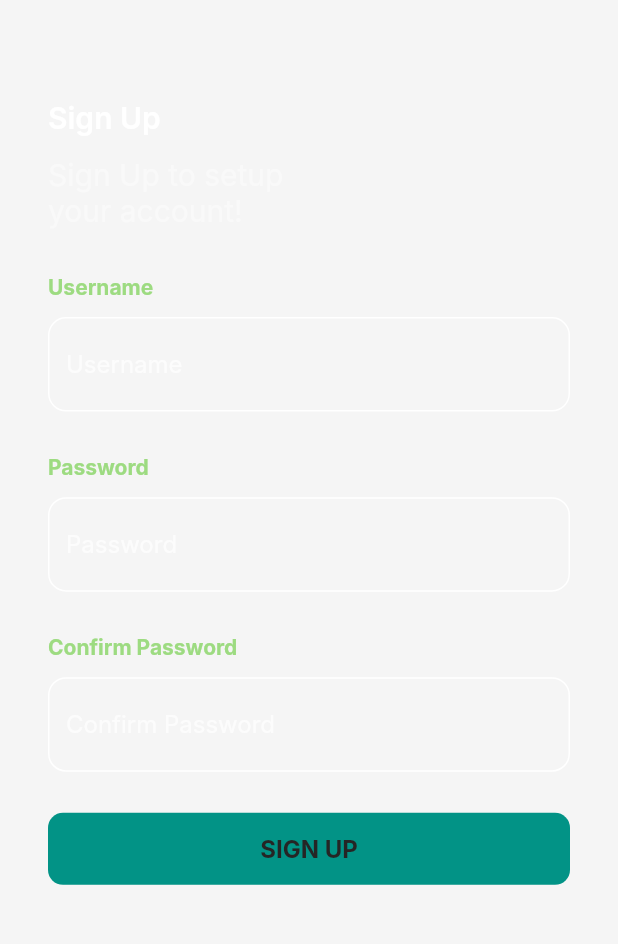
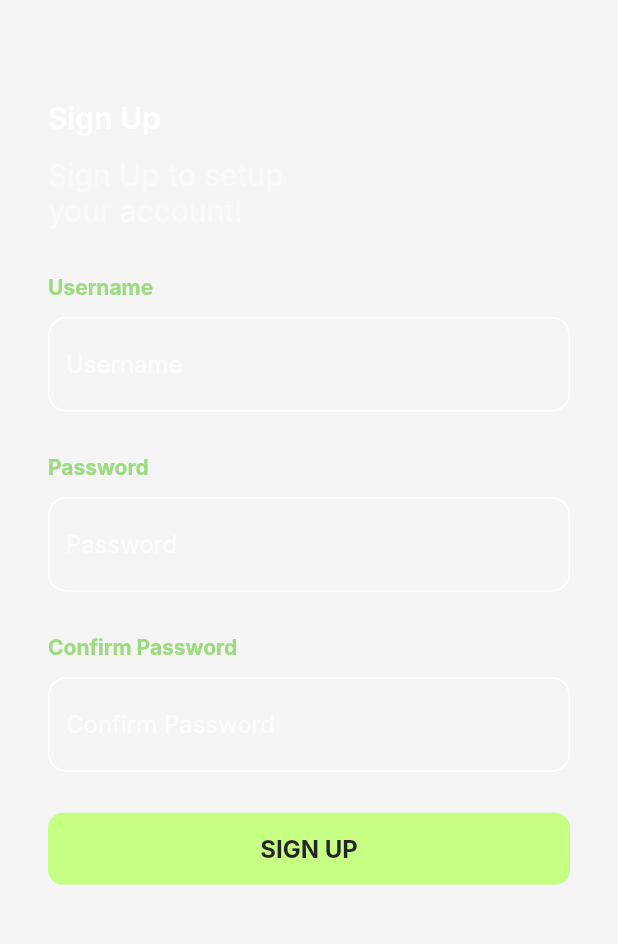
Before and after one commit to Zabith-Fulail/Academeet, a Flutter app: the screen it shows after launch, on a phone screen of 412 x 824 dp, the part 221-1165 px from its top. Run offline on Flutter 3.47's test engine with Material 3 defaults, Android fonts, the phone set to English and light mode, and no system bars; our stand-ins replace connectivity_plus, country_picker, dartz, dio, equatable, flutter_bloc and 8 more; Roboto replaces fonts that are missing (Inter).

Commit message:
fix : primary_app_button.dart color

```diff
--- a/lib/features/presentation/widget/primary_app_button.dart
+++ b/lib/features/presentation/widget/primary_app_button.dart
@@ -50,7 +50,8 @@ class PrimaryAppButton extends StatelessWidget {
   Color getButtonColor(context, buttonType) {
     switch (buttonType) {
       case ButtonType.Primary:
-        return colors(context).buttonPrimaryColor!;
+        return Color(0xFFC7FF85);
+        // return colors(context).buttonPrimaryColor!;
       case ButtonType.Secondary:
         return colors(context).buttonPrimaryColor!;
       case ButtonType.Outline:
```
